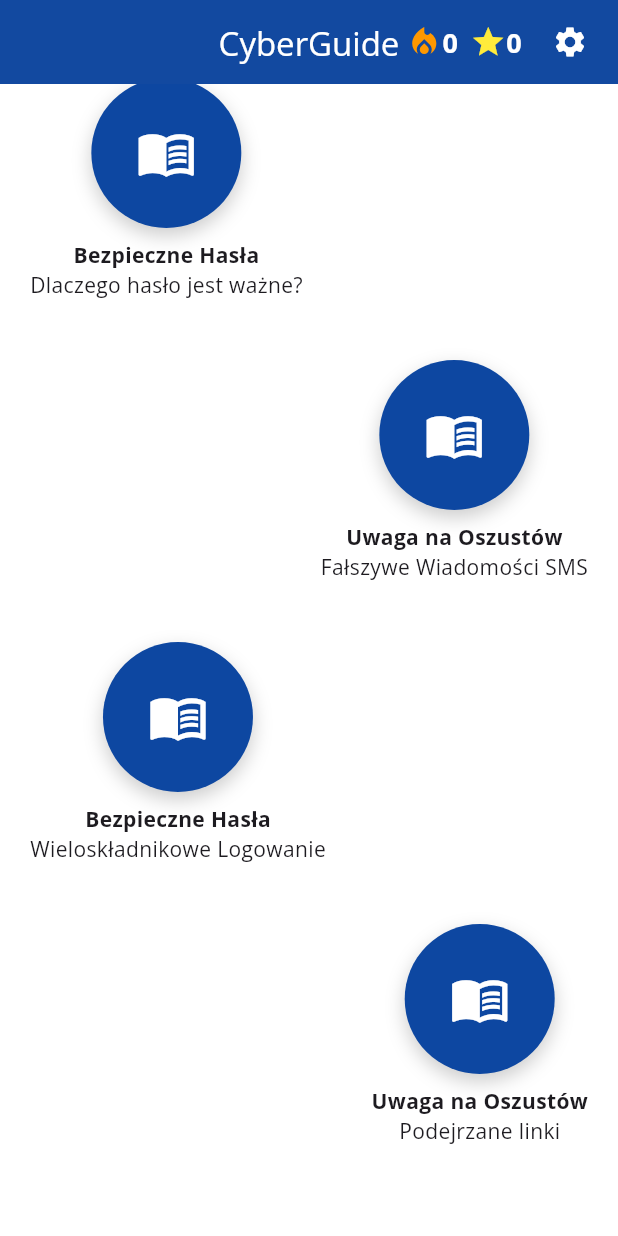
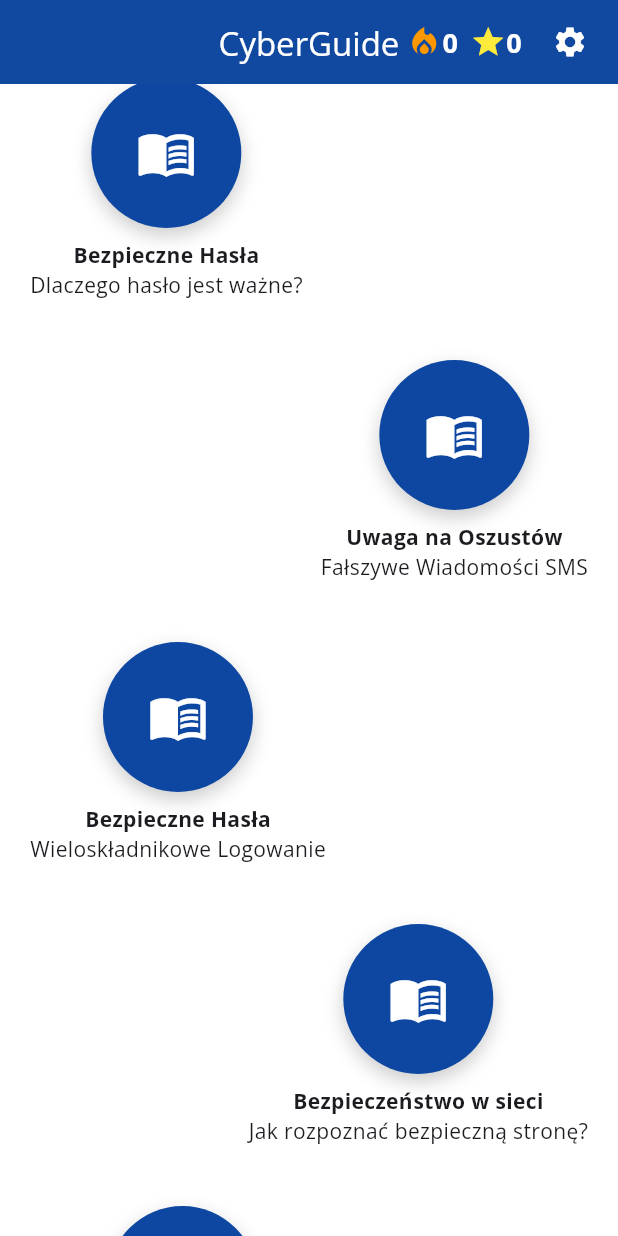
Before and after one commit to BayteTheProtogen/zwolnieni-didactic-enigma, a Flutter app: the HomeScreen screen opened directly, scrolled down 184 dp, on a phone screen of 412 x 824 dp. Run offline on Flutter 3.47's test engine with Material 3 defaults, Android fonts, the phone set to English and light mode, and no system bars; drawn by our look-alikes of flutter_animate; our stand-ins replace flutter_tts, google_fonts, shared_preferences; accounts and stored records are empty.

Commit message:
feat: Expand educational content and UI for CyberGuide app
- Added theory-only screens to lessons.
- Expanded lessons to 6 modules covering passwords, phishing, secure sites, and mobile safety.
- Updated UI to support informational steps with custom icons and titles.
- Enhanced TTS to read titles and theory content.
- Refined mascot reactions for educational screens.
- Verified successful APK build.

Co-authored-by: BayteTheProtogen <83714079+BayteTheProtogen@users.noreply.github.com>

```diff
--- a/cyberguide/lib/content/lessons_data.dart
+++ b/cyberguide/lib/content/lessons_data.dart
@@ -7,14 +7,20 @@ final List<Lesson> lessonsData = [
     title: 'Dlaczego hasło jest ważne?',
     questions: [
       Question(
-        id: 'q1',
+        id: 'l1_q1',
+        title: 'Twoje Cyfrowe Klucze',
+        text: 'Hasło jest jak klucz do Twojego mieszkania. Chroni Twoje prywatne wiadomości, zdjęcia i pieniądze przed obcymi osobami.',
+        type: QuestionType.information,
+      ),
+      Question(
+        id: 'l1_q2',
         text: 'Które z tych haseł jest najsilniejsze?',
         options: ['123456', 'haslo123', 'M0je!B3zpieczneHaslo', 'admin'],
         correctIndex: 2,
         explanation: 'Silne hasło powinno mieć duże i małe litery, cyfry oraz znaki specjalne.',
       ),
       Question(
-        id: 'q2',
+        id: 'l1_q3',
         text: 'Czy powinieneś używać tego samego hasła do wszystkich kont?',
         options: ['Tak, łatwiej zapamiętać', 'Nie, to niebezpieczne'],
         correctIndex: 1,
@@ -28,19 +34,18 @@ final List<Lesson> lessonsData = [
     title: 'Fałszywe Wiadomości SMS',
     questions: [
       Question(
-        id: 'q3',
+        id: 'l2_q1',
+        title: 'Czym jest Phishing?',
+        text: 'Oszuści często wysyłają wiadomości podszywając się pod banki, kurierów lub Twoich bliskich. Chcą, abyś kliknął w link i podał swoje dane.',
+        type: QuestionType.information,
+      ),
+      Question(
+        id: 'l2_q2',
         text: 'Dostajesz SMS: "Twoja paczka została wstrzymana, dopłać 1.50 zł pod linkiem...". Co robisz?',
         options: ['Klikam i płacę', 'Ignoruję i usuwam wiadomość', 'Dzwonię pod numer z SMSa'],
         correctIndex: 1,
-        explanation: 'To popularne oszustwo na "dopłatę do paczki". Banki i firmy kurierskie nie wysyłają takich próśb.',
+        explanation: 'To popularne oszustwo na "dopłatę do paczki". Banki i firmy kurierskie nie wysyłają takich próśb przez SMS.',
         type: QuestionType.scamOrNot,
-      ),
-      Question(
-        id: 'q4',
-        text: 'Ktoś dzwoni i podaje się za wnuczka, prosząc o pieniądze na kaucję. Co robisz?',
-        options: ['Od razu przelewam pieniądze', 'Rozłączam się i dzwonię do wnuczka na jego znany mi numer', 'Podaję adres zamieszkania'],
-        correctIndex: 1,
-        explanation: 'To metoda "na wnuczka". Zawsze weryfikuj tożsamość dzwoniącego, kontaktując się z nim bezpośrednio.',
       ),
     ],
   ),
@@ -50,7 +55,13 @@ final List<Lesson> lessonsData = [
     title: 'Wieloskładnikowe Logowanie',
     questions: [
       Question(
-        id: 'q5',
+        id: 'l3_q1',
+        title: 'Podwójna ochrona',
+        text: 'Logowanie dwuetapowe to tak, jakbyś oprócz klucza miał w drzwiach dodatkowy zamek, do którego kod dostajesz na telefon.',
+        type: QuestionType.information,
+      ),
+      Question(
+        id: 'l3_q2',
         text: 'Co to jest dwuetapowa weryfikacja (2FA)?',
         options: ['Wpisywanie hasła dwa razy', 'Dodatkowy kod wysłany np. SMS-em po wpisaniu hasła', 'Logowanie się z dwóch różnych urządzeń'],
         correctIndex: 1,
@@ -59,14 +70,72 @@ final List<Lesson> lessonsData = [
     ],
   ),
   Lesson(
+    id: 'l5',
+    category: 'Bezpieczeństwo w sieci',
+    title: 'Jak rozpoznać bezpieczną stronę?',
+    questions: [
+      Question(
+        id: 'l5_q1',
+        title: 'Symbol Kłódki',
+        text: 'Zawsze sprawdzaj, czy przy adresie strony internetowej w przeglądarce widnieje symbol zamkniętej kłódki. Oznacza on, że połączenie jest szyfrowane.',
+        type: QuestionType.information,
+      ),
+      Question(
+        id: 'l5_q2',
+        title: 'Adres strony',
+        text: 'Oszuści tworzą strony bardzo podobne do prawdziwych (np. "bannk.pl" zamiast "bank.pl"). Zawsze dokładnie czytaj adres!',
+        type: QuestionType.information,
+      ),
+      Question(
+        id: 'l5_q3',
+        text: 'Co oznacza zamknięta kłódka obok adresu strony?',
+        options: ['Strona jest zablokowana', 'Połączenie jest bezpieczne i szyfrowane', 'Muszę podać hasło, żeby wejść'],
+        correctIndex: 1,
+        explanation: 'Kłódka to znak, że Twoje dane przesyłane do strony są chronione.',
+      ),
+    ],
+  ),
+  Lesson(
+    id: 'l6',
+    category: 'Urządzenia Mobilne',
+    title: 'Zasady bezpiecznego telefonu',
+    questions: [
+      Question(
+        id: 'l6_q1',
+        title: 'Blokada ekranu',
+        text: 'Zawsze miej ustawiony kod PIN, wzór lub odcisk palca w swoim telefonie. Jeśli go zgubisz, nikt nie uzyska dostępu do Twoich danych.',
+        type: QuestionType.information,
+      ),
+      Question(
+        id: 'l6_q2',
+        title: 'Publiczne Wi-Fi',
+        text: 'Unikaj logowania się do banku, gdy korzystasz z otwartego Wi-Fi w kawiarni czy na dworcu. Lepiej użyj swojego internetu komórkowego.',
+        type: QuestionType.information,
+      ),
+      Question(
+        id: 'l6_q3',
+        text: 'Gdzie najbezpieczniej logować się do banku?',
+        options: ['Na darmowym Wi-Fi w parku', 'W domu na własnym Wi-Fi lub przez internet komórkowy', 'W kawiarence internetowej'],
+        correctIndex: 1,
+        explanation: 'Domowa sieć lub internet od operatora są znacznie trudniejsze do podsłuchania przez hakerów.',
+      ),
+    ],
+  ),
+  Lesson(
     id: 'l4',
     category: 'Uwaga na Oszustów',
-    title: 'Podejrzane linki',
+    title: 'Podejrzane linki w mailach',
     questions: [
       Question(
-        id: 'q6',
-        text: 'Dostajesz e-mail od "Banku" z prośbą o pilne zalogowanie się przez link, bo Twoje konto zostanie zablokowane. Co robisz?',
-        options: ['Klikam szybko w link', 'Wchodzę na stronę banku wpisując adres ręcznie w przeglądarce', 'Odpisuję na e-mail z pytaniem dlaczego'],
+        id: 'l4_q1',
+        title: 'Poczta e-mail',
+        text: 'E-maile z prośbą o pilne działanie to najczęstsza metoda oszustów. "Twoje konto zostanie usunięte", "Wygrałeś nagrodę" - to znaki ostrzegawcze!',
+        type: QuestionType.information,
+      ),
+      Question(
+        id: 'l4_q2',
+        text: 'Dostajesz e-mail od "Banku" z prośbą o pilne zalogowanie się przez link. Co robisz?',
+        options: ['Klikam szybko w link', 'Wchodzę na stronę banku wpisując adres ręcznie w przeglądarce', 'Odpisuję na e-mail'],
         correctIndex: 1,
         explanation: 'Nigdy nie klikaj w linki do bankowości z e-maili. Zawsze wpisuj adres banku samodzielnie.',
       ),
--- a/cyberguide/lib/models/lesson.dart
+++ b/cyberguide/lib/models/lesson.dart
@@ -1,22 +1,24 @@
-enum QuestionType { multipleChoice, scamOrNot }
+enum QuestionType { multipleChoice, scamOrNot, information }
 
 class Question {
   final String id;
   final String text;
   final List<String> options;
-  final int correctIndex;
+  final int? correctIndex;
   final String explanation;
   final QuestionType type;
   final String? assetPath; // For SMS/Email images or simulations
+  final String? title; // Optional title for info screens
 
   Question({
     required this.id,
     required this.text,
-    required this.options,
-    required this.correctIndex,
-    required this.explanation,
+    this.options = const [],
+    this.correctIndex,
+    this.explanation = '',
     this.type = QuestionType.multipleChoice,
     this.assetPath,
+    this.title,
   });
 }
 
```
Also changed, not shown: cyberguide/lib/screens/lesson_screen.dart (+48 -14 lines).
